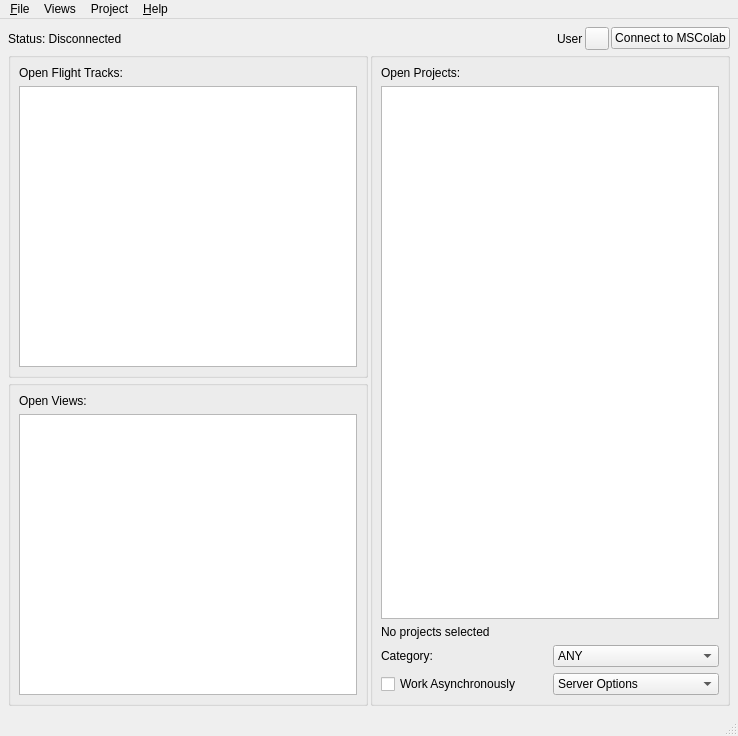
The window that mslib/msui/ui/ui_mainwindow.ui (Open-MSS/MSS) describes before a commit, drawn with Qt 5.
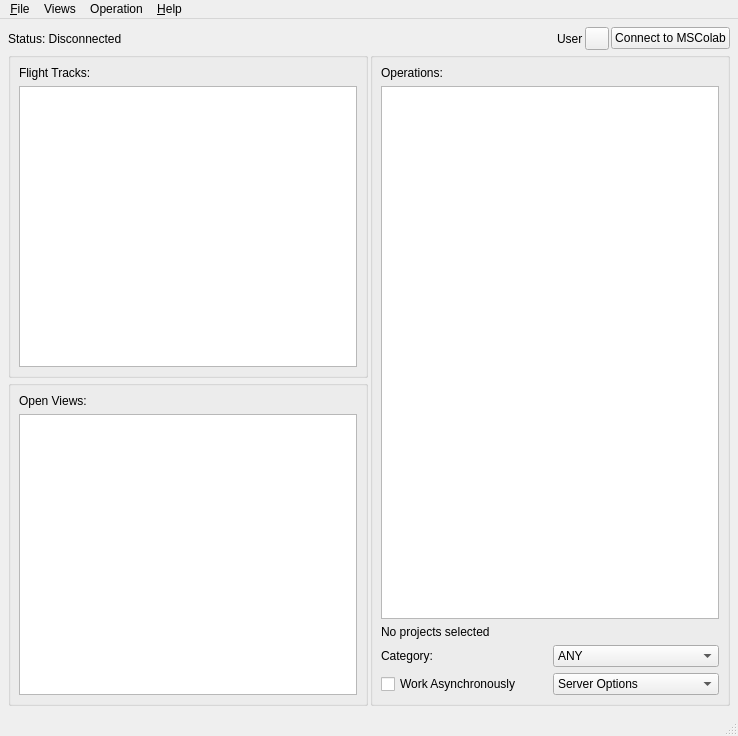
The same window after the commit.

Commit message: project renamed to operation

```diff
--- a/mslib/msui/ui/ui_mainwindow.ui
+++ b/mslib/msui/ui/ui_mainwindow.ui
@@ -178,7 +178,7 @@
        <item row="0" column="0">
         <widget class="QLabel" name="openProjectsMSCLabel">
          <property name="text">
-          <string>Open Projects:</string>
+          <string>Operations:</string>
          </property>
         </widget>
        </item>
@@ -247,7 +247,7 @@
        <item>
         <widget class="QLabel" name="openFlightTracksLabel">
          <property name="text">
-          <string>Open Flight Tracks:</string>
+          <string>Flight Tracks:</string>
          </property>
         </widget>
        </item>
@@ -331,9 +331,9 @@
     <addaction name="actionTableView"/>
     <addaction name="actionLinearView"/>
    </widget>
-   <widget class="QMenu" name="menuProject">
+   <widget class="QMenu" name="menuOperation">
     <property name="title">
-     <string>Project</string>
+     <string>Operation</string>
     </property>
     <widget class="QMenu" name="menuProjectProperties">
      <property name="title">
@@ -349,7 +349,7 @@
    </widget>
    <addaction name="menuFile"/>
    <addaction name="menuViews"/>
-   <addaction name="menuProject"/>
+   <addaction name="menuOperation"/>
    <addaction name="menuHelp"/>
   </widget>
   <widget class="QStatusBar" name="statusBar"/>
```
Left out of the diff: 24 changed lines with no effect on the pictures. The commit also changes 47 other files.
